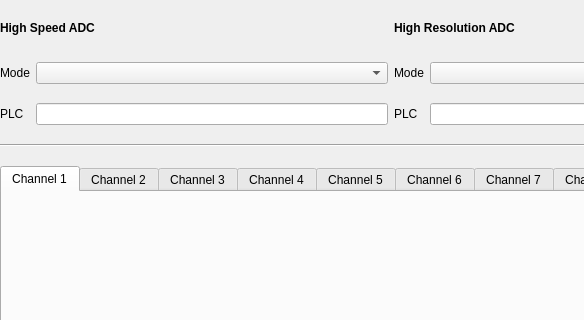
Before: the Qt Designer form keysight_e5270b/nomad_camels_driver_keysight_e5270b/keysight_e5270b_config.ui in FAU-LAP/CAMELS_drivers, drawn with Qt 5; both pictures show x 0 to 584 and y 0 to 320 of the 782 by 431 pixel window.
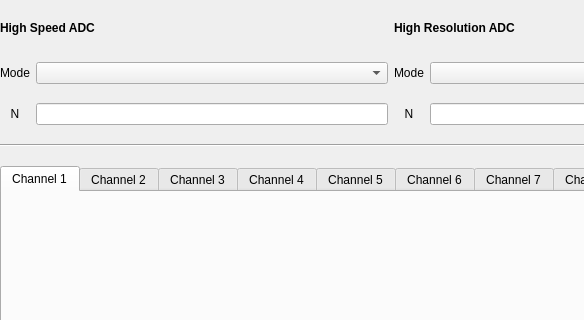
After: the same form once the commit is applied.

The edit to the form file:
```diff
--- a/keysight_e5270b/nomad_camels_driver_keysight_e5270b/keysight_e5270b_config.ui
+++ b/keysight_e5270b/nomad_camels_driver_keysight_e5270b/keysight_e5270b_config.ui
@@ -65,7 +65,10 @@
    <item row="3" column="0">
     <widget class="QLabel" name="label_speedPLC">
      <property name="text">
-      <string>PLC</string>
+      <string>N</string>
+     </property>
+     <property name="alignment">
+      <set>Qt::AlignCenter</set>
      </property>
     </widget>
    </item>
@@ -78,8 +81,14 @@
    </item>
    <item row="3" column="2">
     <widget class="QLabel" name="label_resPLC">
+     <property name="layoutDirection">
+      <enum>Qt::LeftToRight</enum>
+     </property>
      <property name="text">
-      <string>PLC</string>
+      <string>N</string>
+     </property>
+     <property name="alignment">
+      <set>Qt::AlignCenter</set>
      </property>
     </widget>
    </item>
```
